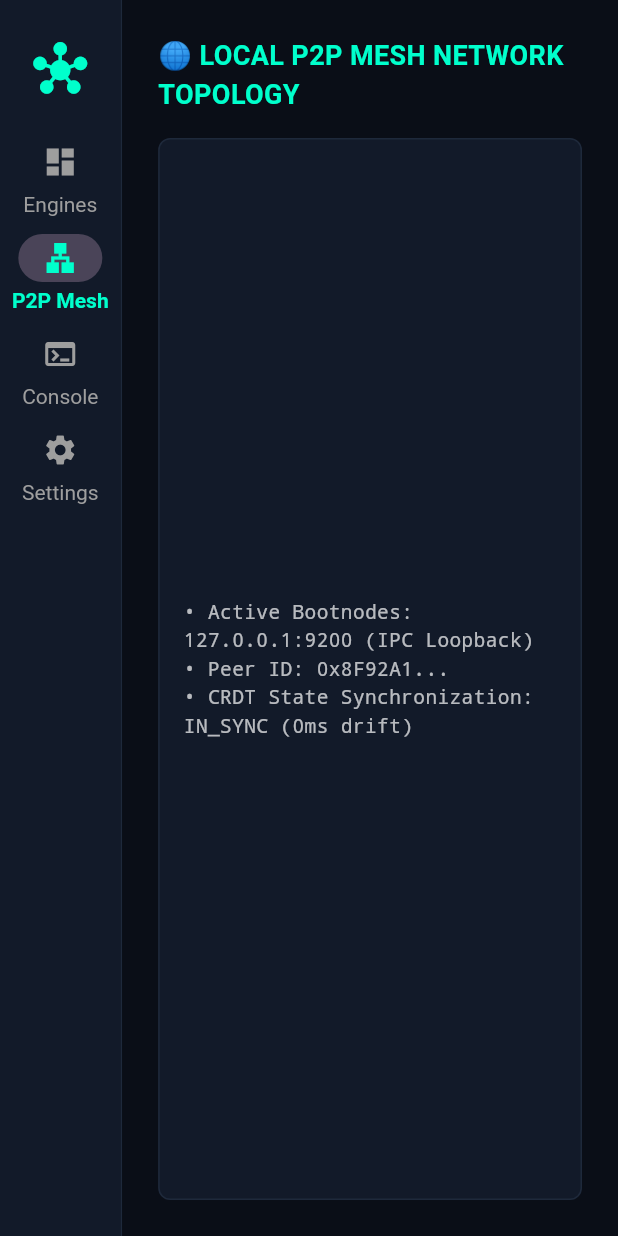
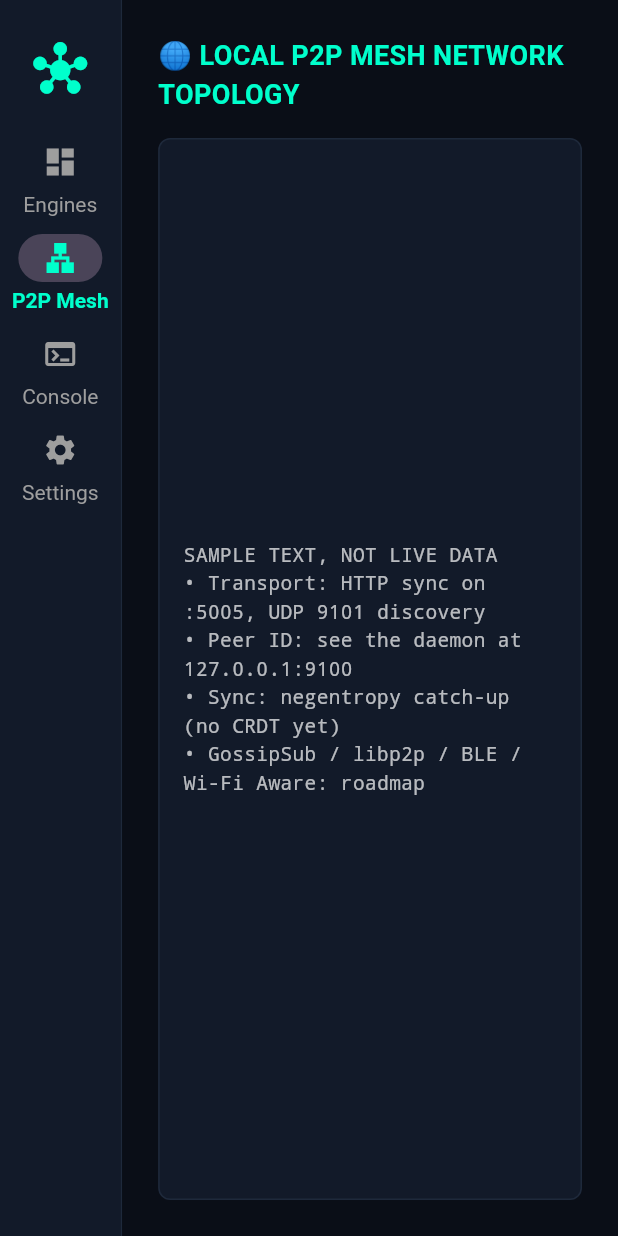
Before and after one commit to kiroba/Omni-Daemon, a Flutter app: the screen it shows after launch, after a tap on "P2P Mesh", on a phone screen of 412 x 824 dp. Run offline on Flutter 3.47's test engine with Material 3 defaults, Android fonts, the phone set to English and light mode, and no system bars.

Commit message:
Label GossipSub/libp2p/BLE/Wi-Fi Aware as roadmap; drop fake relay stats (#4)

```diff
--- a/Admin/gui_tools/desktop/lib/main.dart
+++ b/Admin/gui_tools/desktop/lib/main.dart
@@ -160,8 +160,8 @@ class _DesktopGatewayShellState extends State<DesktopGatewayShell> {
         const SizedBox(height: 16),
         _buildDesktopCard(
           'ENGINE 02: KNIT P2P MESH & MERKLE DAG CONSENSUS',
-          'Off-Grid Mesh Relay Operational',
-          '$_activePeers Peer Nodes Connected (Wi-Fi Aware & BLE) | GossipSub Relays: 128 pkts/sec',
+          'HTTP sync on :5005 + UDP 9101 LAN discovery',
+          '$_activePeers peers (LAN / Tailscale) | GossipSub, BLE & Wi-Fi Aware: roadmap, not built',
           Colors.cyanAccent,
         ),
         const SizedBox(height: 16),
@@ -207,7 +207,7 @@ class _DesktopGatewayShellState extends State<DesktopGatewayShell> {
             ),
             child: const Center(
               child: Text(
-                '• Active Bootnodes: 127.0.0.1:9200 (IPC Loopback)\n• Peer ID: 0x8F92A1...\n• CRDT State Synchronization: IN_SYNC (0ms drift)',
+                'SAMPLE TEXT, NOT LIVE DATA\n• Transport: HTTP sync on :5005, UDP 9101 discovery\n• Peer ID: see the daemon at 127.0.0.1:9100\n• Sync: negentropy catch-up (no CRDT yet)\n• GossipSub / libp2p / BLE / Wi-Fi Aware: roadmap',
                 style: TextStyle(
                     color: Colors.white70,
                     fontFamily: 'monospace',
@@ -226,7 +226,7 @@ class _DesktopGatewayShellState extends State<DesktopGatewayShell> {
       color: Colors.black,
       child: const SingleChildScrollView(
         child: Text(
-          '[INFO] Gateway loopback bound to 127.0.0.1:9200\n[INFO] Starting zero-dependency core runners...\n[P2P] GossipSub relay activated (128 pkts/sec)\n[CRDT] Local Merkle Root updated: 0x0185D7BE\n[MARKOV] Inference state: INSPECT_CUBE -> REPAIR_HATCH (0.85 conf)',
+          '[DEMO] Sample output, not a live log\n[INFO] Gateway loopback bound to 127.0.0.1:9200\n[INFO] Starting zero-dependency core runners...\n[P2P] HTTP sync on :5005 (GossipSub is roadmap)\n[CRDT] Local Merkle Root updated: 0x0185D7BE\n[MARKOV] Inference state: INSPECT_CUBE -> REPAIR_HATCH (0.85 conf)',
           style: TextStyle(
               color: Color(0xFF00FFCC), fontFamily: 'monospace', fontSize: 12),
         ),
```
Also changed, not shown: 2 other files.
